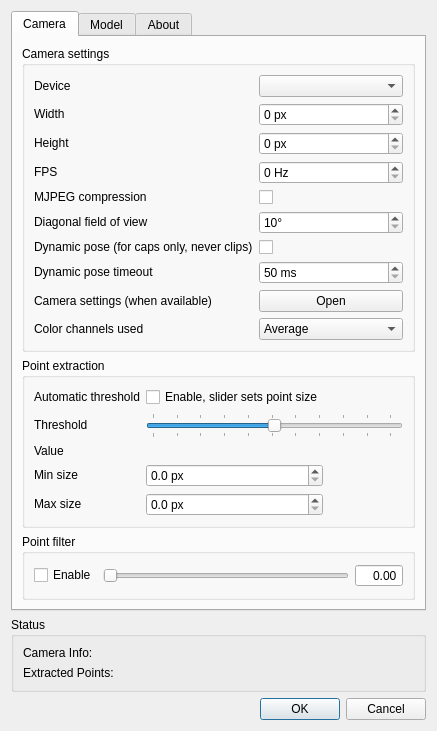
First picture: the form in tracker-pt/FTNoIR_PT_Controls.ui, repository opentrack/opentrack, before the edit.
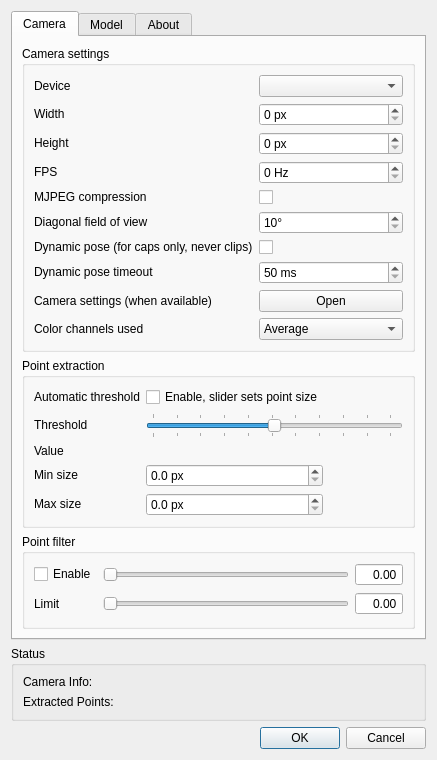
Second picture: the form after the edit. Icons and pictures are not drawn.

Commit message: tracker/pt: add point filter gain limiter

The edit to the form file:
```diff
--- a/tracker-pt/FTNoIR_PT_Controls.ui
+++ b/tracker-pt/FTNoIR_PT_Controls.ui
@@ -9,8 +9,8 @@
    <rect>
     <x>0</x>
     <y>0</y>
-    <width>420</width>
-    <height>703</height>
+    <width>397</width>
+    <height>673</height>
    </rect>
   </property>
   <property name="sizePolicy">
@@ -707,8 +707,8 @@
          <property name="title">
           <string>Point filter</string>
          </property>
-         <layout class="QHBoxLayout" name="horizontalLayout">
-          <item>
+         <layout class="QGridLayout" name="gridLayout_12">
+          <item row="0" column="0">
            <widget class="QCheckBox" name="enable_point_filter">
             <property name="sizePolicy">
              <sizepolicy hsizetype="Maximum" vsizetype="Maximum">
@@ -724,32 +724,7 @@
             </property>
            </widget>
           </item>
-          <item>
-           <widget class="QSlider" name="point_filter_slider">
-            <property name="sizePolicy">
-             <sizepolicy hsizetype="Minimum" vsizetype="Maximum">
-              <horstretch>0</horstretch>
-              <verstretch>0</verstretch>
-             </sizepolicy>
-            </property>
-            <property name="minimum">
-             <number>0</number>
-            </property>
-            <property name="maximum">
-             <number>400</number>
-            </property>
-            <property name="singleStep">
-             <number>1</number>
-            </property>
-            <property name="pageStep">
-             <number>10</number>
-            </property>
-            <property name="orientation">
-             <enum>Qt::Horizontal</enum>
-            </property>
-           </widget>
-          </item>
-          <item>
+          <item row="0" column="2">
            <widget class="QDoubleSpinBox" name="point_filter_label">
             <property name="sizePolicy">
              <sizepolicy hsizetype="Maximum" vsizetype="Maximum">
@@ -771,6 +746,85 @@
             </property>
            </widget>
           </item>
+          <item row="1" column="0">
+           <widget class="QLabel" name="label_15">
+            <property name="text">
+             <string>Limit</string>
+            </property>
+           </widget>
+          </item>
+          <item row="0" column="1">
+           <widget class="QSlider" name="point_filter_slider">
+            <property name="sizePolicy">
+             <sizepolicy hsizetype="Minimum" vsizetype="Maximum">
+              <horstretch>0</horstretch>
+              <verstretch>0</verstretch>
+             </sizepolicy>
+            </property>
+            <property name="minimum">
+             <number>0</number>
+            </property>
+            <property name="maximum">
+             <number>400</number>
+            </property>
+            <property name="singleStep">
+             <number>1</number>
+            </property>
+            <property name="pageStep">
+             <number>10</number>
+            </property>
+            <property name="orientation">
+             <enum>Qt::Horizontal</enum>
+            </property>
+           </widget>
+          </item>
+          <item row="1" column="1">
+           <widget class="QSlider" name="point_filter_limit_slider">
+            <property name="sizePolicy">
+             <sizepolicy hsizetype="Minimum" vsizetype="Maximum">
+              <horstretch>0</horstretch>
+              <verstretch>0</verstretch>
+             </sizepolicy>
+            </property>
+            <property name="minimum">
+             <number>0</number>
+            </property>
+            <property name="maximum">
+             <number>99</number>
+            </property>
+            <property name="singleStep">
+             <number>1</number>
+            </property>
+            <property name="pageStep">
+             <number>10</number>
+            </property>
+            <property name="orientation">
+             <enum>Qt::Horizontal</enum>
+            </property>
+           </widget>
+          </item>
+          <item row="1" column="2">
+           <widget class="QDoubleSpinBox" name="point_filter_limit_label">
+            <property name="sizePolicy">
+             <sizepolicy hsizetype="Preferred" vsizetype="Maximum">
+              <horstretch>0</horstretch>
+              <verstretch>0</verstretch>
+             </sizepolicy>
+            </property>
+            <property name="alignment">
+             <set>Qt::AlignRight|Qt::AlignTrailing|Qt::AlignVCenter</set>
+            </property>
+            <property name="readOnly">
+             <bool>true</bool>
+            </property>
+            <property name="buttonSymbols">
+             <enum>QAbstractSpinBox::NoButtons</enum>
+            </property>
+            <property name="maximum">
+             <double>1.000000000000000</double>
+            </property>
+           </widget>
+          </item>
          </layout>
         </widget>
        </item>
```
Left out of the diff: 2 changed lines with no effect on the pictures. The commit also changes 7 other files.
